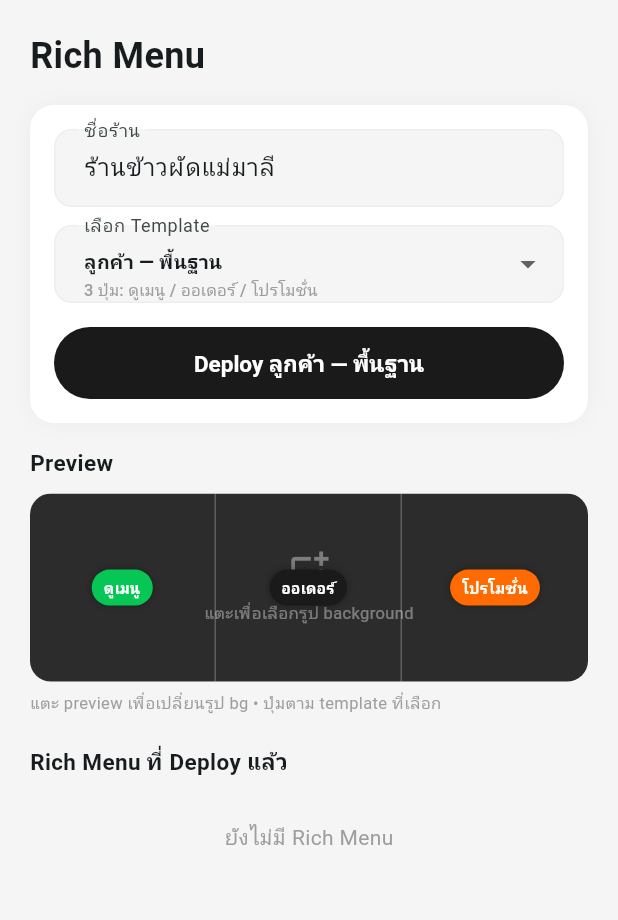
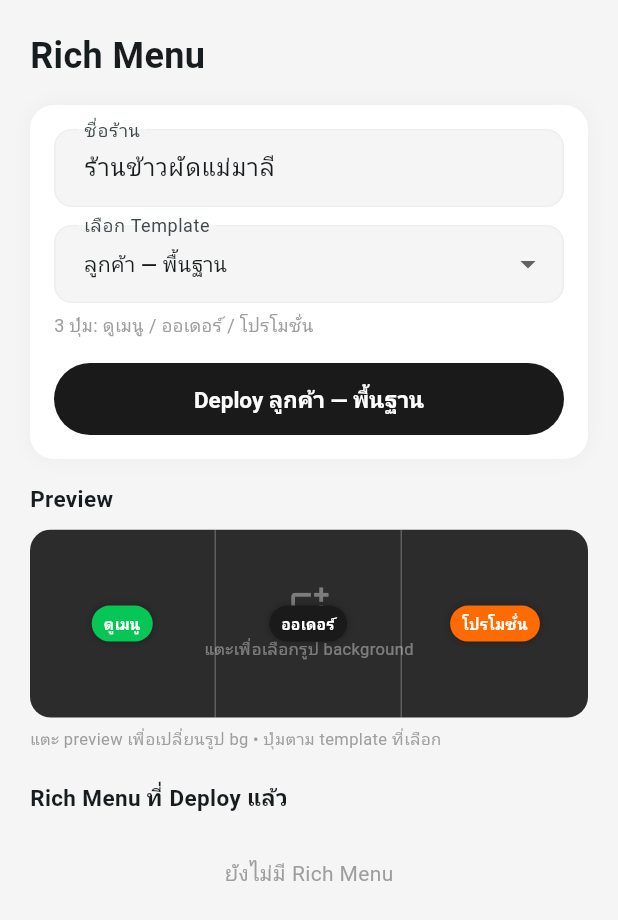
Before and after one commit to prkpwm/AIhya-food-man, a Flutter app: the RichMenuScreen screen opened directly, on a phone screen of 412 x 824 dp. Shown: the top 920 px of the screen. Run offline on Flutter 3.47's test engine with Material 3 defaults, Android fonts, the phone set to English and light mode, and no system bars; our stand-ins replace dio, flutter_riverpod, go_router, image_picker; accounts and stored records are empty; network calls fail.

Commit message:
fix: dropdown overflow — single line item, description below

```diff
--- a/line_oa_food_order/lib/features/generator/screens/rich_menu_screen.dart
+++ b/line_oa_food_order/lib/features/generator/screens/rich_menu_screen.dart
@@ -172,6 +172,7 @@ class _RichMenuScreenState extends ConsumerState<RichMenuScreen> {
                           // template dropdown
                           DropdownButtonFormField<_RichMenuTemplate>(
                             value: _selected,
+                            isExpanded: true,
                             decoration: InputDecoration(
                               labelText: 'เลือก Template',
                               border: OutlineInputBorder(borderRadius: BorderRadius.circular(12)),
@@ -179,17 +180,12 @@ class _RichMenuScreenState extends ConsumerState<RichMenuScreen> {
                             ),
                             items: _templates.map((t) => DropdownMenuItem(
                               value: t,
-                              child: Column(
-                                crossAxisAlignment: CrossAxisAlignment.start,
-                                mainAxisSize: MainAxisSize.min,
-                                children: [
-                                  Text(t.name, style: const TextStyle(fontWeight: FontWeight.w600, fontSize: 13)),
-                                  Text(t.description, style: const TextStyle(fontSize: 11, color: Color(0xFF9E9E9E))),
-                                ],
-                              ),
+                              child: Text(t.name, style: const TextStyle(fontSize: 14), overflow: TextOverflow.ellipsis),
                             )).toList(),
                             onChanged: (v) => setState(() => _selected = v ?? _selected),
                           ),
+                          const SizedBox(height: 6),
+                          Text(_selected.description, style: const TextStyle(fontSize: 12, color: Color(0xFF9E9E9E))),
                           const SizedBox(height: 16),
                           SizedBox(
                             width: double.infinity,
```
